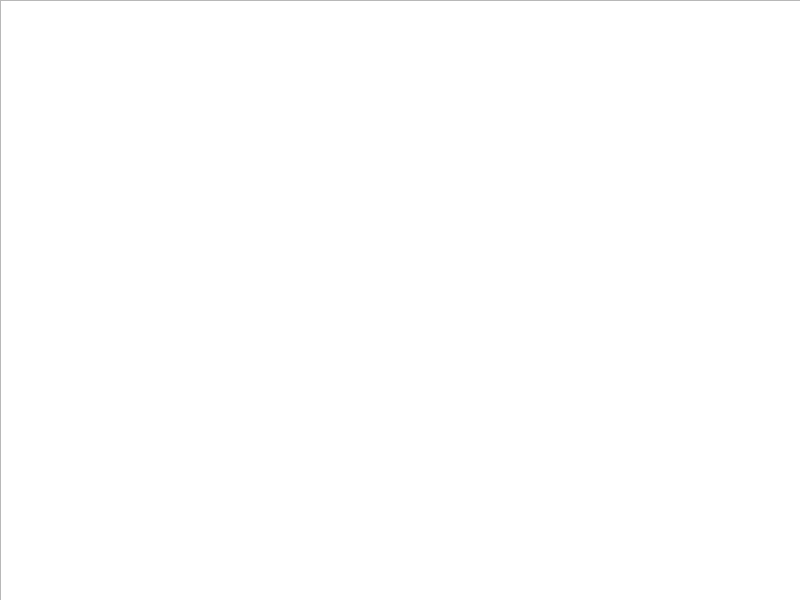
Qt form gui.ui (SebastianSemper/QtNbody) before a commit.
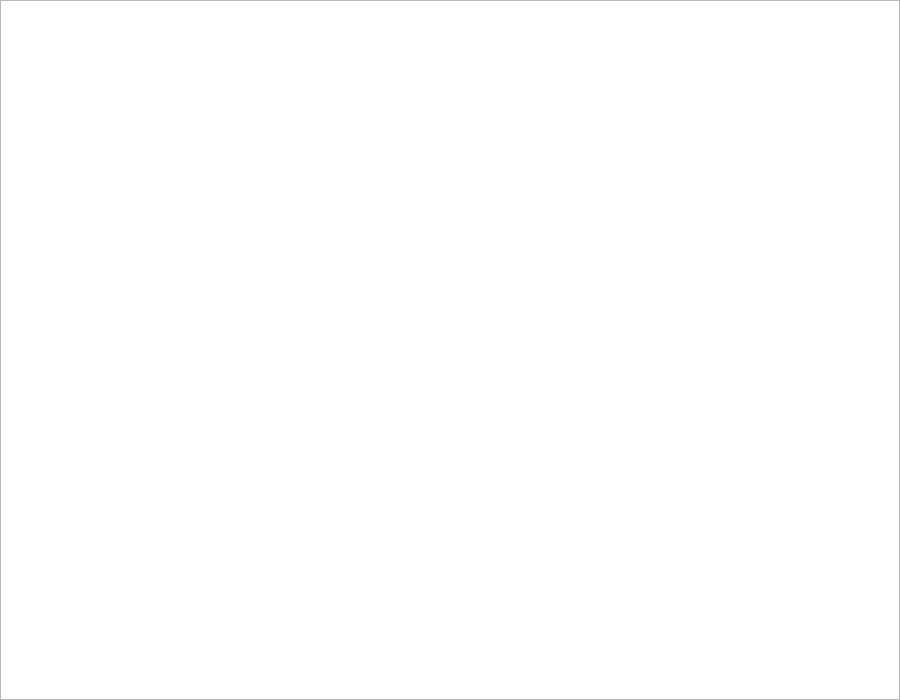
The same form after that commit.

Diff of the .ui file:
```diff
--- a/gui.ui
+++ b/gui.ui
@@ -6,14 +6,14 @@
    <rect>
     <x>0</x>
     <y>0</y>
-    <width>800</width>
-    <height>600</height>
+    <width>900</width>
+    <height>700</height>
    </rect>
   </property>
   <property name="maximumSize">
    <size>
-    <width>800</width>
-    <height>600</height>
+    <width>900</width>
+    <height>700</height>
    </size>
   </property>
   <property name="baseSize">
@@ -31,8 +31,8 @@
      <rect>
       <x>0</x>
       <y>0</y>
-      <width>801</width>
-      <height>601</height>
+      <width>900</width>
+      <height>700</height>
      </rect>
     </property>
     <property name="sizeIncrement">
```
Left out of the diff: 4 changed lines with no effect on the pictures.
